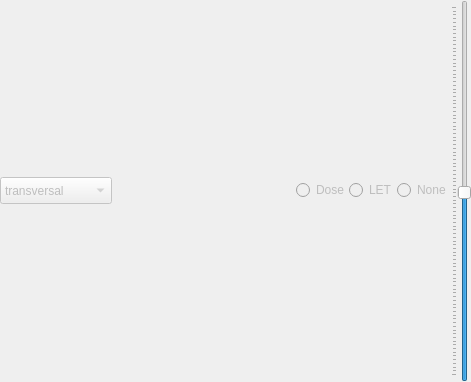
Old version of the form pytripgui/view/viewcanvas.ui in the repository pytrip/pytripgui.
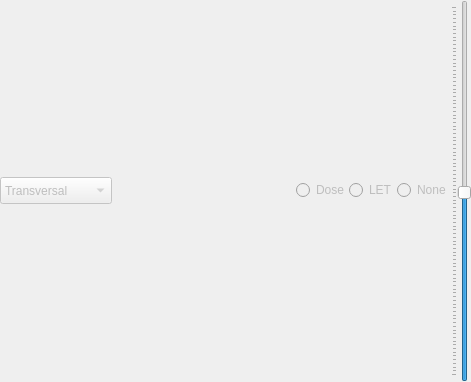
New version of the form.

Patch:
```diff
--- a/pytripgui/view/viewcanvas.ui
+++ b/pytripgui/view/viewcanvas.ui
@@ -61,7 +61,7 @@
          </property>
          <item>
           <property name="text">
-           <string>transversal</string>
+           <string>Transversal</string>
           </property>
          </item>
          <item>
```
Left out of the diff: 4 changed lines with no effect on the pictures.
